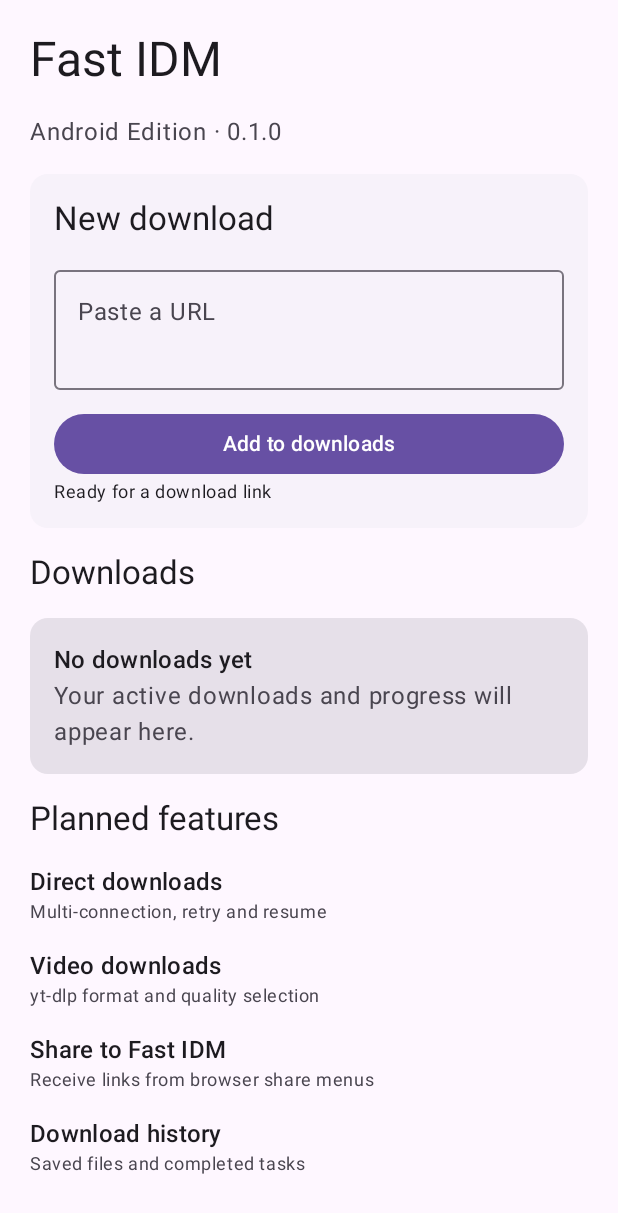
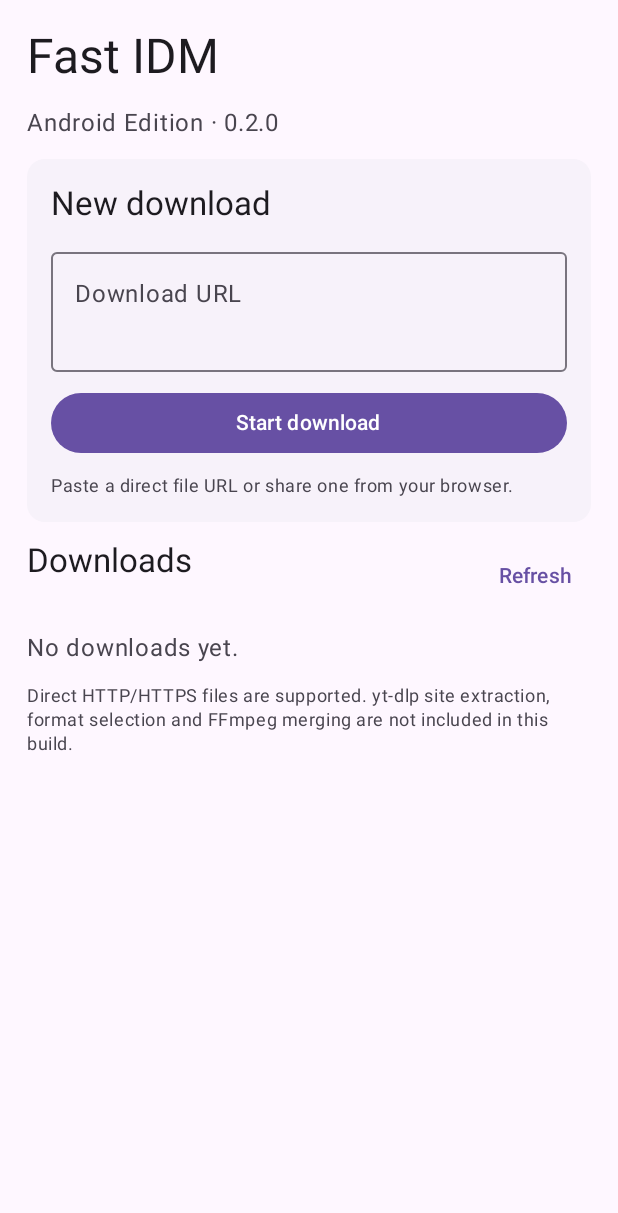
Before and after one commit to drsumon200/Fast-IDM, an Android app built with Jetpack Compose: the screen it shows after launch (MainActivity), on a phone screen of 412 x 824 dp. Shown: the top 1213 px of the screen. Run offline under Robolectric (Android 15) with nearby library versions, the phone set to English and light mode, and no system bars.

Commit message:
Implement direct downloads and live download list

```diff
--- a/android/app/src/main/java/com/drsumon/fastidm/MainActivity.kt
+++ b/android/app/src/main/java/com/drsumon/fastidm/MainActivity.kt
@@ -1,85 +1,155 @@
 package com.drsumon.fastidm
 
+import android.app.DownloadManager
 import android.content.Intent
+import android.net.Uri
 import android.os.Bundle
+import android.os.Environment
+import android.webkit.URLUtil
 import androidx.activity.ComponentActivity
 import androidx.activity.compose.setContent
 import androidx.compose.foundation.layout.*
-import androidx.compose.foundation.rememberScrollState
-import androidx.compose.foundation.verticalScroll
+import androidx.compose.foundation.lazy.LazyColumn
+import androidx.compose.foundation.lazy.items
 import androidx.compose.material3.*
 import androidx.compose.runtime.*
 import androidx.compose.runtime.saveable.rememberSaveable
 import androidx.compose.ui.Modifier
 import androidx.compose.ui.unit.dp
+import kotlinx.coroutines.delay
+
+data class DownloadItem(val id: Long, val title: String, val status: Int, val downloaded: Long, val total: Long, val reason: Int)
 
 class MainActivity : ComponentActivity() {
+    private var sharedUrl by mutableStateOf("")
     override fun onCreate(savedInstanceState: Bundle?) {
         super.onCreate(savedInstanceState)
+        sharedUrl = extractUrl(intent)
         setContent {
             MaterialTheme(colorScheme = lightColorScheme()) {
                 Surface(Modifier.fillMaxSize()) {
-                    FastIdmHome(initialUrl = extractSharedText(intent))
+                    FastIdmHome(sharedUrl, ::enqueueDownload, ::queryDownloads) { id ->
+                        (getSystemService(DOWNLOAD_SERVICE) as DownloadManager).remove(id)
+                    }
                 }
             }
         }
     }
     override fun onNewIntent(intent: Intent) {
-        super.onNewIntent(intent)
-        setIntent(intent)
+        super.onNewIntent(intent); setIntent(intent); sharedUrl = extractUrl(intent)
     }
-    private fun extractSharedText(intent: Intent?): String {
-        if (intent?.action != Intent.ACTION_SEND) return ""
-        val shared = intent.getStringExtra(Intent.EXTRA_TEXT).orEmpty()
-        return Regex("""https?://\S+""").find(shared)?.value
-            ?.trimEnd('.', ',', ')', ']', '>').orEmpty()
+    private fun extractUrl(intent: Intent?): String {
+        if (intent == null) return ""
+        val raw = when (intent.action) {
+            Intent.ACTION_SEND -> intent.getStringExtra(Intent.EXTRA_TEXT).orEmpty()
+            Intent.ACTION_VIEW -> intent.dataString.orEmpty()
+            else -> ""
+        }
+        return Regex("""https?://[^\s<>]+""", RegexOption.IGNORE_CASE)
+            .find(raw)?.value?.replace(Regex("[.,)\\]]+$"), "") ?: ""
+    }
+    private fun enqueueDownload(rawUrl: String): String {
+        val clean = rawUrl.trim()
+        val uri = try { Uri.parse(clean) } catch (_: Exception) { null }
+        if (uri == null || (uri.scheme != "https" && uri.scheme != "http") || uri.host.isNullOrBlank())
+            return "Enter a valid HTTP or HTTPS URL."
+        return try {
+            val manager = getSystemService(DOWNLOAD_SERVICE) as DownloadManager
+            val guessed = URLUtil.guessFileName(clean, null, null)
+            val filename = guessed.replace(Regex("""[\\/:*?"<>|]"""), "_").take(150).ifBlank { "download.bin" }
+            val request = DownloadManager.Request(uri).setTitle(filename).setDescription("Fast IDM · Downloads")
+                .setNotificationVisibility(DownloadManager.Request.VISIBILITY_VISIBLE_NOTIFY_COMPLETED)
+                .setAllowedOverMetered(true).setAllowedOverRoaming(false)
+                .setDestinationInExternalPublicDir(Environment.DIRECTORY_DOWNLOADS + "/FastIDM", filename)
+            manager.enqueue(request)
+            "Download added: $filename"
+        } catch (e: Exception) { "Could not start download: ${e.localizedMessage ?: "unknown error"}" }
+    }
+    private fun queryDownloads(): List<DownloadItem> {
+        val manager = getSystemService(DOWNLOAD_SERVICE) as DownloadManager
+        val cursor = manager.query(DownloadManager.Query()) ?: return emptyList()
+        val result = mutableListOf<DownloadItem>()
+        cursor.use { c ->
+            val id = c.getColumnIndexOrThrow(DownloadManager.COLUMN_ID)
+            val title = c.getColumnIndexOrThrow(DownloadManager.COLUMN_TITLE)
+            val status = c.getColumnIndexOrThrow(DownloadManager.COLUMN_STATUS)
+            val current = c.getColumnIndexOrThrow(DownloadManager.COLUMN_BYTES_DOWNLOADED_SO_FAR)
+            val total = c.getColumnIndexOrThrow(DownloadManager.COLUMN_TOTAL_SIZE_BYTES)
+            val reason = c.getColumnIndexOrThrow(DownloadManager.COLUMN_REASON)
+            while (c.moveToNext()) result += DownloadItem(c.getLong(id), c.getString(title) ?: "Download",
+                c.getInt(status), c.getLong(current), c.getLong(total), c.getInt(reason))
+        }
+        return result.sortedByDescending { it.id }
     }
 }
 
 @Composable
-private fun FastIdmHome(initialUrl: String) {
+private fun FastIdmHome(initialUrl: String, onEnqueue: (String) -> String,
+    onRefresh: () -> List<DownloadItem>, onCancel: (Long) -> Unit) {
     var url by rememberSaveable { mutableStateOf(initialUrl) }
-    var message by rememberSaveable { mutableStateOf("Ready for a download link") }
-    Column(Modifier.fillMaxSize().verticalScroll(rememberScrollState()).padding(20.dp),
-        verticalArrangement = Arrangement.spacedBy(16.dp)) {
+    var message by rememberSaveable { mutableStateOf("Paste a direct file URL or share one from your browser.") }
+    var downloads by remember { mutableStateOf(emptyList<DownloadItem>()) }
+    LaunchedEffect(initialUrl) { if (initialUrl.isNotBlank()) url = initialUrl }
+    LaunchedEffect(Unit) { while (true) { downloads = onRefresh(); delay(1200) } }
+    Column(Modifier.fillMaxSize().padding(18.dp), verticalArrangement = Arrangement.spacedBy(12.dp)) {
         Text("Fast IDM", style = MaterialTheme.typography.headlineLarge)
-        Text("Android Edition · 0.1.0", color = MaterialTheme.colorScheme.onSurfaceVariant)
+        Text("Android Edition · 0.2.0", color = MaterialTheme.colorScheme.onSurfaceVariant)
         Card(colors = CardDefaults.cardColors(containerColor = MaterialTheme.colorScheme.surfaceContainerLow)) {
-            Column(Modifier.padding(16.dp)) {
+            Column(Modifier.fillMaxWidth().padding(16.dp), verticalArrangement = Arrangement.spacedBy(10.dp)) {
                 Text("New download", style = MaterialTheme.typography.titleLarge)
-                Spacer(Modifier.height(12.dp))
-                OutlinedTextField(value = url, onValueChange = { url = it },
-                    modifier = Modifier.fillMaxWidth(), label = { Text("Paste a URL") },
-                    placeholder = { Text("https://example.com/file.mp4") }, minLines = 2)
-                Spacer(Modifier.height(12.dp))
-                Button(onClick = {
-                    message = if (url.trim().startsWith("https://") || url.trim().startsWith("http://"))
-                        "Link accepted. Download engine is coming in Phase 2."
-                    else "Please enter a valid http:// or https:// URL."
-                }, modifier = Modifier.fillMaxWidth()) { Text("Add to downloads") }
-                Text(message, style = MaterialTheme.typography.bodySmall)
+                OutlinedTextField(url, { url = it }, Modifier.fillMaxWidth(),
+                    label = { Text("Download URL") }, placeholder = { Text("https://example.com/file.mp4") }, minLines = 2)
+                Button(onClick = { message = onEnqueue(url); downloads = onRefresh() },
+                    modifier = Modifier.fillMaxWidth()) { Text("Start download") }
+                Text(message, style = MaterialTheme.typography.bodySmall, color = MaterialTheme.colorScheme.onSurfaceVariant)
             }
         }
-        Text("Downloads", style = MaterialTheme.typography.titleLarge)
-        Card { Column(Modifier.padding(16.dp)) {
-            Text("No downloads yet", style = MaterialTheme.typography.titleMedium)
-            Text("Your active downloads and progress will appear here.",
-                color = MaterialTheme.colorScheme.onSurfaceVariant)
-        } }
-        Text("Planned features", style = MaterialTheme.typography.titleLarge)
-        FeatureRow("Direct downloads", "Multi-connection, retry and resume")
-        FeatureRow("Video downloads", "yt-dlp format and quality selection")
-        FeatureRow("Share to Fast IDM", "Receive links from browser share menus")
-        FeatureRow("Download history", "Saved files and completed tasks")
+        Row(Modifier.fillMaxWidth(), horizontalArrangement = Arrangement.SpaceBetween) {
+            Text("Downloads", style = MaterialTheme.typography.titleLarge)
+            TextButton(onClick = { downloads = onRefresh() }) { Text("Refresh") }
+        }
+        if (downloads.isEmpty()) Text("No downloads yet.", color = MaterialTheme.colorScheme.onSurfaceVariant)
+        else LazyColumn(Modifier.weight(1f), verticalArrangement = Arrangement.spacedBy(9.dp)) {
+            items(downloads, key = { it.id }) { item ->
+                DownloadCard(item) { onCancel(item.id); downloads = onRefresh() }
+            }
+        }
+        Text("Direct HTTP/HTTPS files are supported. yt-dlp site extraction, format selection and FFmpeg merging are not included in this build.",
+            style = MaterialTheme.typography.bodySmall, color = MaterialTheme.colorScheme.onSurfaceVariant)
     }
 }
+
 @Composable
-private fun FeatureRow(title: String, subtitle: String) {
-    Row(Modifier.fillMaxWidth()) {
-        Column(Modifier.weight(1f)) {
-            Text(title, style = MaterialTheme.typography.titleMedium)
-            Text(subtitle, style = MaterialTheme.typography.bodySmall,
-                color = MaterialTheme.colorScheme.onSurfaceVariant)
+private fun DownloadCard(item: DownloadItem, onCancel: () -> Unit) {
+    val percent = if (item.total > 0) (item.downloaded * 100 / item.total).toInt().coerceIn(0, 100) else 0
+    val label = when (item.status) {
+        DownloadManager.STATUS_PENDING -> "Queued"
+        DownloadManager.STATUS_RUNNING -> "Downloading"
+        DownloadManager.STATUS_PAUSED -> "Paused · system will retry"
+        DownloadManager.STATUS_SUCCESSFUL -> "Completed"
+        DownloadManager.STATUS_FAILED -> "Failed (code ${item.reason})"
+        else -> "Checking"
+    }
+    Card {
+        Column(Modifier.fillMaxWidth().padding(14.dp), verticalArrangement = Arrangement.spacedBy(6.dp)) {
+            Text(item.title, style = MaterialTheme.typography.titleMedium, maxLines = 2)
+            Text(label, style = MaterialTheme.typography.bodySmall, color = MaterialTheme.colorScheme.onSurfaceVariant)
+            if (item.status == DownloadManager.STATUS_RUNNING || item.status == DownloadManager.STATUS_PAUSED) {
+                LinearProgressIndicator(progress = { if (item.total > 0) percent / 100f else 0f },
+                    modifier = Modifier.fillMaxWidth())
+                Text(if (item.total > 0) "$percent% · ${formatBytes(item.downloaded)} / ${formatBytes(item.total)}"
+                    else "${formatBytes(item.downloaded)} downloaded", style = MaterialTheme.typography.labelSmall)
+            }
+            if (item.status != DownloadManager.STATUS_SUCCESSFUL) TextButton(onClick = onCancel) { Text("Remove") }
         }
     }
 }
+
+private fun formatBytes(bytes: Long): String {
+    if (bytes < 1024) return "$bytes B"
+    val kb = bytes / 1024.0
+    if (kb < 1024) return String.format("%.1f KB", kb)
+    val mb = kb / 1024.0
+    if (mb < 1024) return String.format("%.1f MB", mb)
+    return String.format("%.2f GB", mb / 1024.0)
+}
```
